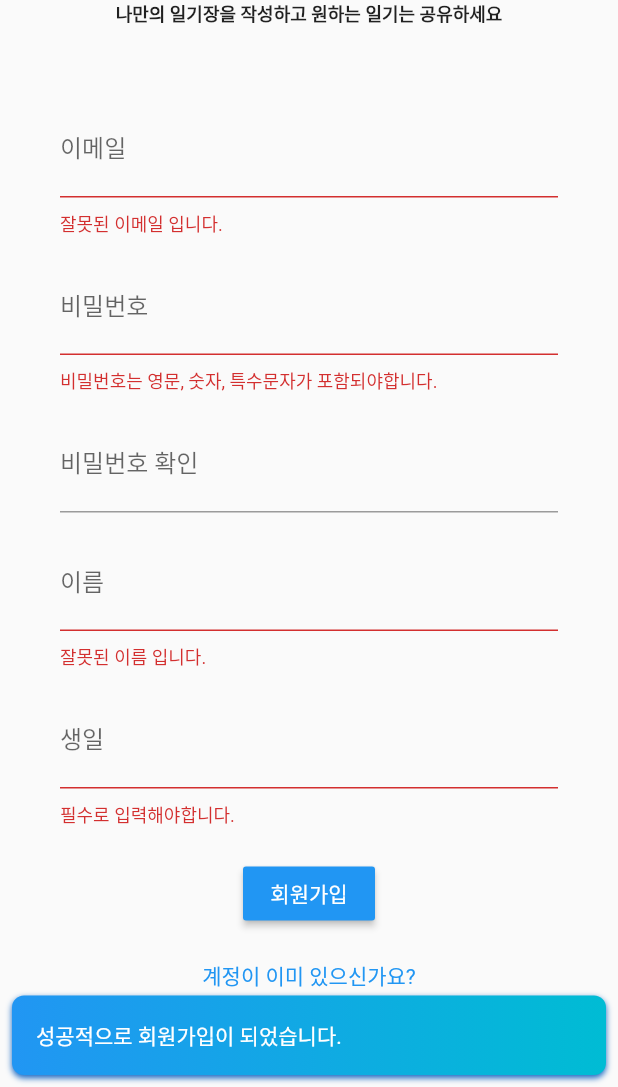
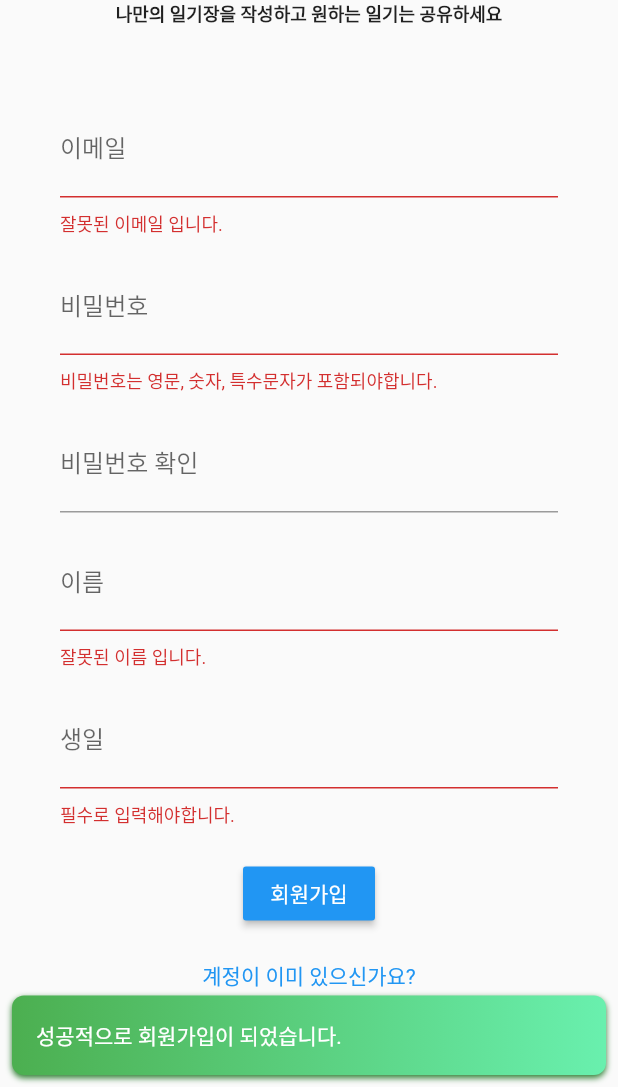
Before and after one commit to haru-app/haru-app, a Flutter app: the RegisterPage screen opened by its route, after a tap on "회원가입", on a phone screen of 412 x 824 dp, the part 149-1236 px from its top. Run offline on Flutter 3.47's test engine with Material 2 defaults, Android fonts, the phone set to English and light mode, and no system bars; our stand-ins replace flushbar.

Commit message:
alertbar 추가

```diff
--- a/lib/pages/auth/register.dart
+++ b/lib/pages/auth/register.dart
@@ -3,6 +3,7 @@ import 'package:flutter/material.dart';
 import 'package:haruapp/services/auth/auth_service.dart';
 import 'package:haruapp/utils/http_client.dart';
 import 'package:haruapp/utils/validator.dart';
+import 'package:haruapp/widgets/common/alert_bar.dart';
 import 'package:haruapp/widgets/common/input_box.dart';
 import 'package:haruapp/widgets/common/input_form.dart';
 
@@ -40,24 +41,7 @@ class RegisterPage extends StatelessWidget {
               ),
               RaisedButton(
                 onPressed: () {
-                  Flushbar(
-                    message: "성공적으로 회원가입이 되었습니다.",
-                    backgroundGradient:
-                        //LinearGradient(colors: [Colors.red, Colors.pinkAccent]),
-                        LinearGradient(colors: [Colors.blue, Colors.cyan]),
-                    //LinearGradient(colors: [Colors.green, Colors.greenAccent]),
-                    backgroundColor: Colors.red,
-                    boxShadows: [
-                      BoxShadow(
-                        color: Colors.blue[800],
-                        offset: Offset(0.0, 2.0),
-                        blurRadius: 3.0,
-                      )
-                    ],
-                    margin: EdgeInsets.all(8),
-                    borderRadius: 8,
-                    duration: Duration(seconds: 2),
-                  ).show(context);
+                  AlertBar(type: alertType.success, message: '성공적으로 회원가입이 되었습니다.', context: context).show();
                   if (!this._inputForm.validate()) return;
                   AuthService authService = AuthService();
                   authService.register(
--- a/lib/widgets/common/alert_bar.dart
+++ b/lib/widgets/common/alert_bar.dart
@@ -1 +1,69 @@
-class AlertBar {}
+import 'package:flushbar/flushbar.dart';
+import 'package:flutter/material.dart';
+
+enum alertType {
+  info,
+  error,
+  success
+}
+
+class AlertBar {
+  alertType _type;
+  String _message;
+  Flushbar _flushbar;
+  BuildContext _context;
+
+  AlertBar({@required alertType type, String message, BuildContext context}){
+    this._type = type;
+    this._message = message;
+    this._context = context;
+    this._flushbar = _createFlushbar();
+  }
+
+  Flushbar _createFlushbar() {
+    Map<String, Color> color = Map<String, Color>();
+
+    switch(this._type) {
+      case alertType.info:
+        color['main'] = Colors.blue;
+        color['sub'] = Colors.cyan;
+        color['shadow'] = Colors.blue[800];
+        break;
+      case alertType.error:
+        color['main'] = Colors.red;
+        color['sub'] = Colors.pinkAccent;
+        color['shadow'] = Colors.red[800];
+        break;
+      case alertType.success:
+        color['main'] = Colors.green;
+        color['sub'] = Colors.greenAccent;
+        color['shadow'] = Colors.green[800];
+        break;
+    }
+
+    return Flushbar(
+      message: this._message,
+      backgroundGradient:
+      LinearGradient(colors: [color['main'], color['sub']]),
+      backgroundColor: color['main'],
+      boxShadows: [
+        BoxShadow(
+          color: color['shadow'],
+          offset: Offset(0.0, 2.0),
+          blurRadius: 3.0,
+        )
+      ],
+      margin: EdgeInsets.all(8),
+      borderRadius: 8,
+      duration: Duration(seconds: 2),
+    );
+  }
+
+  void show() {
+    this._flushbar.show(this._context);
+  }
+
+  void hide() {
+    this._flushbar.dismiss();
+  }
+}
```
Also changed, not shown: 1 other file.
